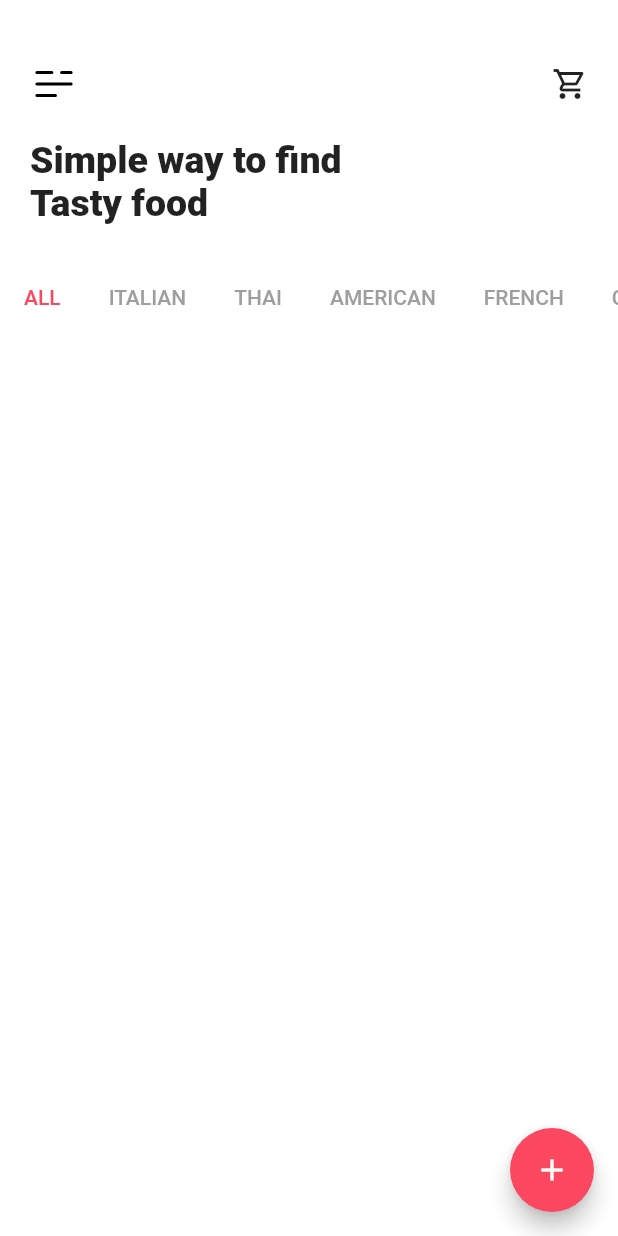
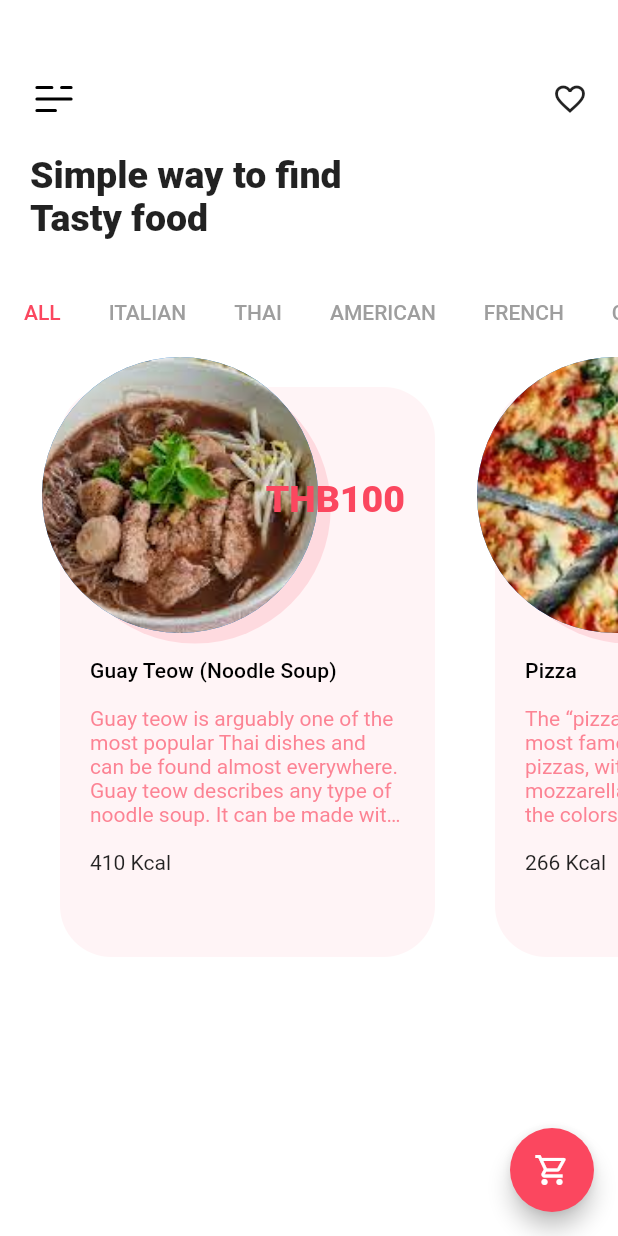
Before and after one commit to pampamch/food_delivery, a Flutter app: the screen it shows after launch, on a phone screen of 412 x 824 dp. Run offline on Flutter 3.47's test engine with Material 2 defaults, Android fonts, the phone set to English and light mode, and no system bars; our stand-ins replace flutter_svg.

Commit message:
add all category screen

```diff
--- a/lib/constants.dart
+++ b/lib/constants.dart
@@ -7,4 +7,4 @@ const primaryColor = Color(0xfffb475f);
 const secondaryColor = Color(0xfff5e1cb);
 const borderColor = Color(0xffdddddd);
 
-double paddingLeft = 20;
+double padding = 20;
--- a/lib/data/categories_mock.dart
+++ b/lib/data/categories_mock.dart
@@ -1,29 +1,30 @@
 import 'package:flutter/material.dart';
 import 'package:food_delivery/models/categories.dart';
+import 'package:food_delivery/screen/categories_screen/all_catogories_screen.dart';
 
 List<Categories> categoryList = [
   Categories(
     name: 'All',
-    child: Container(),
+    // child: AllCategoryScreen(),
   ),
   Categories(
     name: 'Italian',
-    child: Container(),
+    // child: Container(),
   ),
   Categories(
     name: 'Thai',
-    child: Container(),
+    // child: Container(),
   ),
   Categories(
     name: 'American',
-    child: Container(),
+    // child: Container(),
   ),
   Categories(
     name: 'French',
-    child: Container(),
+    // child: Container(),
   ),
   Categories(
     name: 'Chinese',
-    child: Container(),
+    // child: Container(),
   ),
 ];
--- /dev/null
+++ b/lib/data/foods.dart
@@ -0,0 +1,44 @@
+import 'package:food_delivery/models/food.dart';
+
+List<Food> allFoods = [
+  Food(
+    name: 'Guay Teow (Noodle Soup)',
+    image: 'images/foods/noodles.jpeg',
+    price: 100,
+    cal: 410,
+    description:
+        'Guay teow is arguably one of the most popular Thai dishes and can be found almost everywhere. Guay teow describes any type of noodle soup. It can be made with chicken, pork, or beef (rarely vegetarian-friendly) as well as either rice noodles or egg noodles',
+  ),
+  Food(
+    name: 'Pizza',
+    image: 'images/foods/pizza.jpeg',
+    price: 300,
+    description:
+        'The “pizza margherita” is the most famous and simplest of pizzas, with its tomato sauce, mozzarella, and basil, recalling the colors of the national flag.',
+    cal: 266,
+  ),
+  Food(
+    name: 'Burgers',
+    image: 'images/foods/burger.jpeg',
+    price: 120,
+    description:
+        'Burgers are so easy to customize all sorts of toppings and patty options. Switch up the meat and use bison instead of beef. Or go for the vegetarian options with patties made from meat substitutes or alternatives. ',
+    cal: 300,
+  ),
+  Food(
+    name: 'Soupe de Poissons (Fish Soup)',
+    image: 'images/foods/fish_soup.jpeg',
+    price: 350,
+    description:
+        'Soupe de poissons has become popular across the country, especially as a winter dish. But it is still better to have it in Marseille, where they add the rouille, a special saffron mayonnaise that goes on top of the soup.',
+    cal: 456,
+  ),
+  Food(
+    name: 'Peking Roasted Duck',
+    image: 'images/foods/peking_duck.jpeg',
+    price: 399,
+    description:
+        'Peking duck (北京烤鸭 Běijīng kǎoyā) is a famous dish from Beijing, enjoying world fame, and considered as one of China national dishes. Peking duck is savored for its thin and crispy skin. Sliced Peking duck is often eaten with pancakes, sweet bean sauce, or soy sauce with mashed garlic. It is a must-taste dish in Beijing!',
+    cal: 123,
+  ),
+];
--- a/lib/models/categories.dart
+++ b/lib/models/categories.dart
@@ -2,7 +2,7 @@ import 'package:flutter/material.dart';
 
 class Categories {
   final String name;
-  final Widget child;
+  // final Widget child;
 
-  Categories({required this.name, required this.child});
+  Categories({required this.name});
 }
--- /dev/null
+++ b/lib/models/food.dart
@@ -0,0 +1,18 @@
+import 'package:flutter/material.dart';
+
+class Food {
+  final String name;
+  final String image;
+  final String description;
+  final int price;
+  final int cal;
+  // final Widget child;
+
+  Food({
+    required this.name,
+    required this.image,
+    required this.price,
+    required this.description,
+    required this.cal,
+  });
+}
--- /dev/null
+++ b/lib/screen/categories_screen/all_catogories_screen.dart
@@ -0,0 +1,34 @@
+import 'package:flutter/material.dart';
+import 'package:flutter/src/foundation/key.dart';
+import 'package:flutter/src/widgets/framework.dart';
+import 'package:food_delivery/data/foods.dart';
+import 'package:food_delivery/widgets/food_card.dart';
+
+class AllCategoryScreen extends StatefulWidget {
+  const AllCategoryScreen({Key? key}) : super(key: key);
+
+  @override
+  State<AllCategoryScreen> createState() => _AllCategoryScreenState();
+}
+
+class _AllCategoryScreenState extends State<AllCategoryScreen> {
+  @override
+  Widget build(BuildContext context) {
+    return Container(
+      child: Row(
+        children: allFoods
+            .map(
+              (food) => FoodCard(
+                title: food.name,
+                image: food.image,
+                price: food.price,
+                calories: food.cal.toString(),
+                description: food.description,
+                press: () {},
+              ),
+            )
+            .toList(),
+      ),
+    );
+  }
+}
--- a/lib/screen/home_screen.dart
+++ b/lib/screen/home_screen.dart
@@ -1,10 +1,14 @@
 import 'package:flutter/material.dart';
 import 'package:food_delivery/constants.dart';
 import 'package:food_delivery/data/categories_mock.dart';
+import 'package:food_delivery/data/foods.dart';
 import 'package:food_delivery/main.dart';
 import 'package:food_delivery/models/categories.dart';
+import 'package:food_delivery/screen/categories_screen/all_catogories_screen.dart';
 import 'package:food_delivery/widgets/app_bar.dart';
 import 'package:food_delivery/widgets/category_navigation_bar.dart';
+import 'package:food_delivery/widgets/food_card.dart';
+import 'package:food_delivery/widgets/show_more_button.dart';
 
 class HomeScreen extends StatefulWidget {
   const HomeScreen({Key? key}) : super(key: key);
@@ -31,12 +35,31 @@ class _HomeScreenState extends State<HomeScreen> {
               });
             },
           ),
+          _buildContent(),
         ],
       ),
       floatingActionButton: FloatingActionButton(
         onPressed: () {},
         backgroundColor: primaryColor,
-        child: const Icon(Icons.add),
+        child: const Icon(Icons.shopping_cart_outlined),
+      ),
+    );
+  }
+
+  Widget _buildContent() {
+    return SingleChildScrollView(
+      scrollDirection: Axis.horizontal,
+      child: Row(
+        children: const [
+          AllCategoryScreen(),
+          SizedBox(
+            width: 20,
+          ),
+          ShowMoreButton(),
+          SizedBox(
+            width: 20,
+          ),
+        ],
       ),
     );
   }
--- a/lib/widgets/app_bar.dart
+++ b/lib/widgets/app_bar.dart
@@ -2,6 +2,7 @@ import 'package:flutter/material.dart';
 import 'package:flutter/src/foundation/key.dart';
 import 'package:flutter/src/widgets/framework.dart';
 import 'package:flutter_svg/flutter_svg.dart';
+import 'package:food_delivery/constants.dart';
 
 class AppBarText extends StatelessWidget {
   const AppBarText({Key? key}) : super(key: key);
@@ -15,7 +16,7 @@ class AppBarText extends StatelessWidget {
           mainAxisAlignment: MainAxisAlignment.spaceBetween,
           children: [
             Padding(
-              padding: EdgeInsets.only(left: 20, top: 40),
+              padding: EdgeInsets.only(left: padding, top: 50),
               child: Align(
                 alignment: Alignment.topLeft,
                 child: SvgPicture.asset(
@@ -24,11 +25,11 @@ class AppBarText extends StatelessWidget {
                 ),
               ),
             ),
-            const Padding(
-              padding: EdgeInsets.only(right: 20, top: 40),
-              child: Align(
+            Padding(
+              padding: EdgeInsets.only(right: padding, top: 50),
+              child: const Align(
                 alignment: Alignment.topLeft,
-                child: Icon(Icons.shopping_cart_outlined),
+                child: Icon(Icons.favorite_outline),
               ),
             ),
           ],
--- a/lib/widgets/category_navigation_bar.dart
+++ b/lib/widgets/category_navigation_bar.dart
@@ -38,15 +38,11 @@ class _CategoryNavigationBarState extends State<CategoryNavigationBar>
 
   @override
   Widget build(BuildContext context) {
-    _tabs = widget.pages.asMap().entries.map(
-      (entry) {
-        int idx = entry.key;
-        Categories page = entry.value;
-        return _buildTabItem(
-          Text(page.name.toUpperCase()),
-        );
-      },
-    ).toList();
+    _tabs = widget.pages
+        .map((page) => _buildTabItem(
+              Text(page.name.toUpperCase()),
+            ))
+        .toList();
 
     return TabBar(
       controller: _tabController,
@@ -55,12 +51,17 @@ class _CategoryNavigationBarState extends State<CategoryNavigationBar>
       isScrollable: true,
       indicatorColor: Colors.transparent,
       tabs: _tabs,
+      onTap: (value) {
+        if (widget.onTabChanged != null) {
+          widget.onTabChanged!(value);
+        }
+      },
     );
   }
 
   Widget _buildTabItem(Widget child) {
     return Padding(
-      padding: EdgeInsets.symmetric(vertical: paddingLeft),
+      padding: EdgeInsets.symmetric(vertical: padding),
       child: child,
     );
   }
--- /dev/null
+++ b/lib/widgets/food_card.dart
@@ -0,0 +1,113 @@
+import 'package:flutter/material.dart';
+import 'package:food_delivery/constants.dart';
+
+class FoodCard extends StatelessWidget {
+  final String title;
+  final String image;
+  final int price;
+  final String calories;
+  final String description;
+  final void Function() press;
+
+  const FoodCard({
+    Key? key,
+    required this.title,
+    required this.image,
+    required this.price,
+    required this.calories,
+    required this.description,
+    required this.press,
+  }) : super(key: key);
+
+  @override
+  Widget build(BuildContext context) {
+    return GestureDetector(
+      onTap: press,
+      child: Container(
+        margin: EdgeInsets.only(left: 20),
+        height: 400,
+        width: 270,
+        child: Stack(
+          children: <Widget>[
+            // Big light background
+            Positioned(
+              right: 0,
+              bottom: 0,
+              child: Container(
+                height: 380,
+                width: 250,
+                decoration: BoxDecoration(
+                  borderRadius: BorderRadius.circular(34),
+                  color: primaryColor.withOpacity(.06),
+                ),
+              ),
+            ),
+            // Rounded background
+            Positioned(
+              top: 10,
+              left: 10,
+              child: Container(
+                height: 181,
+                width: 200,
+                decoration: BoxDecoration(
+                  shape: BoxShape.circle,
+                  color: primaryColor.withOpacity(.15),
+                ),
+              ),
+            ),
+            // Food Image
+            Positioned(
+              top: 0,
+              left: -50,
+              height: 184,
+              width: 300,
+              child: CircleAvatar(
+                backgroundImage: AssetImage(image),
+              ),
+            ),
+            // Price
+            Positioned(
+              right: 20,
+              top: 80,
+              child: Text(
+                "\THB$price",
+                style: Theme.of(context)
+                    .textTheme
+                    .headlineSmall
+                    ?.copyWith(color: primaryColor),
+              ),
+            ),
+            Positioned(
+              top: 201,
+              left: 40,
+              child: Container(
+                width: 210,
+                child: Column(
+                  crossAxisAlignment: CrossAxisAlignment.start,
+                  children: <Widget>[
+                    Text(
+                      title,
+                      style: Theme.of(context).textTheme.titleSmall,
+                    ),
+                    SizedBox(height: 16),
+                    Text(
+                      description,
+                      maxLines: 5,
+                      style: TextStyle(
+                          color: primaryColor.withOpacity(.65),
+                          overflow: TextOverflow.ellipsis),
+                    ),
+                    SizedBox(height: 16),
+                    Text(
+                      '$calories Kcal',
+                    )
+                  ],
+                ),
+              ),
+            ),
+          ],
+        ),
+      ),
+    );
+  }
+}
--- /dev/null
+++ b/lib/widgets/show_more_button.dart
@@ -0,0 +1,20 @@
+import 'package:flutter/material.dart';
+import 'package:flutter/src/foundation/key.dart';
+import 'package:flutter/src/widgets/framework.dart';
+import 'package:food_delivery/constants.dart';
+
+class ShowMoreButton extends StatelessWidget {
+  const ShowMoreButton({Key? key}) : super(key: key);
+
+  @override
+  Widget build(BuildContext context) {
+    return FloatingActionButton(
+      onPressed: () {},
+      backgroundColor: Colors.white,
+      child: Icon(
+        Icons.arrow_forward,
+        color: primaryColor,
+      ),
+    );
+  }
+}
```
Also changed, not shown: pubspec.yaml (+5 -2 lines), images/foods/burger.jpeg (added), images/foods/fish_soup.jpeg (added), images/foods/noodles.jpeg (added), images/foods/peking_duck.jpeg (added), images/foods/pizza.jpeg (added).
